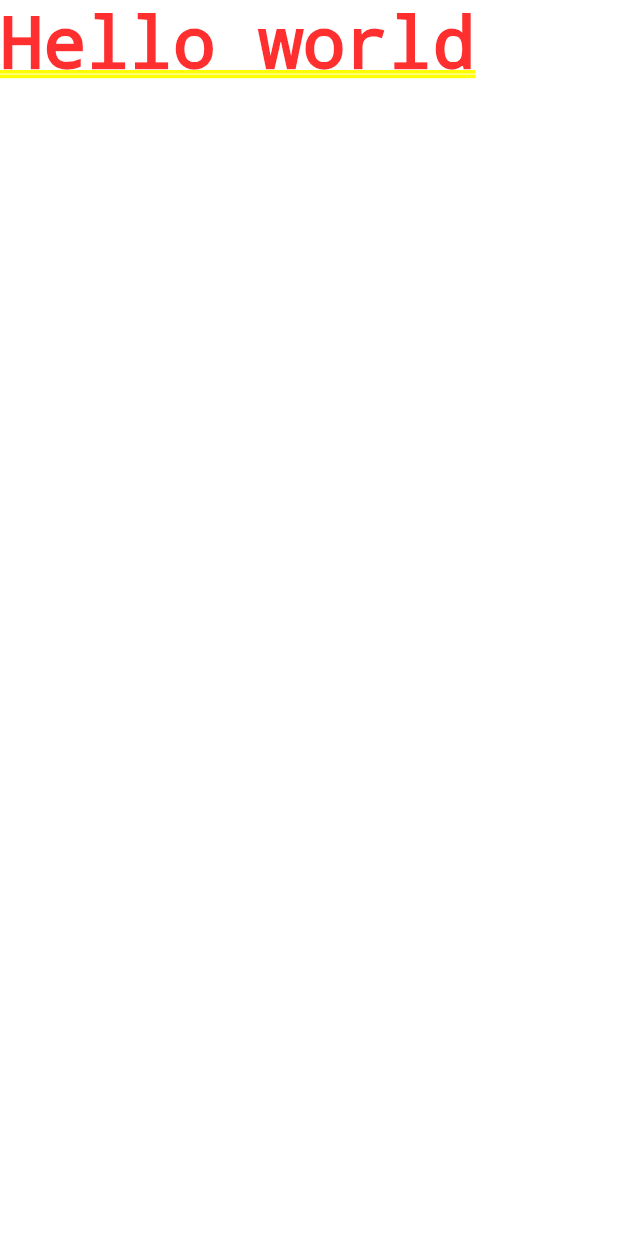
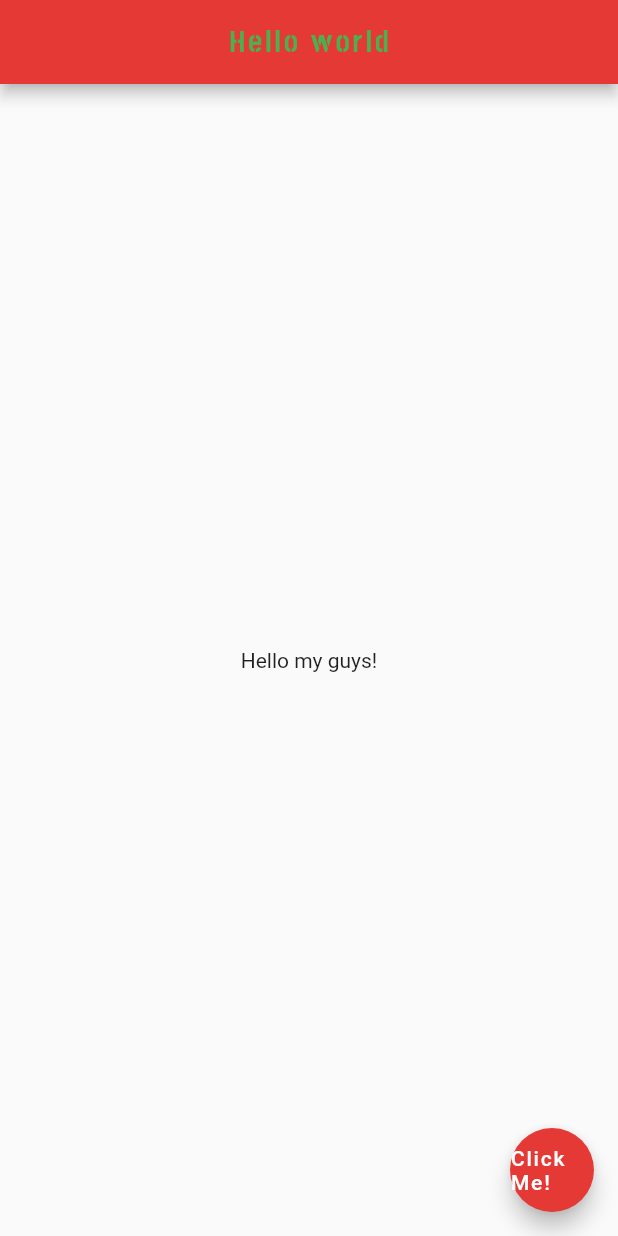
Before and after one commit to bl1nkker/flutter-project, a Flutter app: the screen it shows after launch, on a phone screen of 412 x 824 dp. Run offline on Flutter 3.47's test engine with Material 2 defaults, Android fonts, the phone set to English and light mode, and no system bars.

Commit message:
added fonts and custom class

```diff
--- a/lib/main.dart
+++ b/lib/main.dart
@@ -1,7 +1,38 @@
 import 'package:flutter/material.dart';
 
 void main() {
-  runApp(MaterialApp(
-    home: Text("Hello world"),
-  ));
+  runApp(const MaterialApp(home: Home()));
 }
+
+class Home extends StatelessWidget {
+  const Home({Key? key}) : super(key: key);
+
+  @override
+  Widget build(BuildContext context) {
+    return Scaffold(
+      appBar: AppBar(
+        title: const Text(
+          'Hello world',
+          style: TextStyle(
+              fontSize: 20.0,
+              fontWeight: FontWeight.bold,
+              // ! fonts initializes on pubspec.yaml file
+              fontFamily: 'StickNoBills',
+              letterSpacing: 2.0,
+              color: Colors.green),
+        ),
+        // Centralize the title
+        centerTitle: true,
+        backgroundColor: Colors.red[600],
+      ),
+      body: const Center(
+        child: Text("Hello my guys!"),
+      ),
+      floatingActionButton: FloatingActionButton(
+        onPressed: () => [],
+        child: const Text('Click Me!'),
+        backgroundColor: Colors.red[600],
+      ),
+    );
+  }
+}
```
Also changed, not shown: pubspec.yaml (+5 -14 lines), fonts/StickNoBills-Regular.ttf (added).
